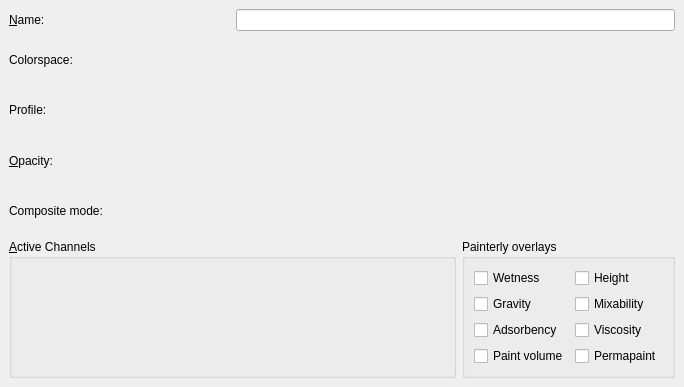
KDE/krita, file krita/ui/forms/wdglayerproperties.ui: the form before one commit.
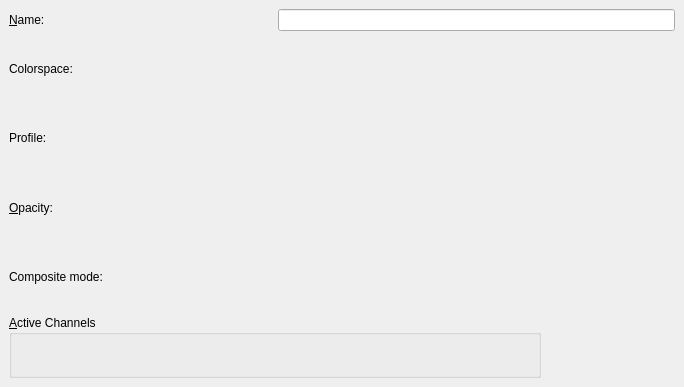
The form after the commit. Custom widgets are drawn as their Qt base class.

The edit to the form file:
```diff
--- a/krita/ui/forms/wdglayerproperties.ui
+++ b/krita/ui/forms/wdglayerproperties.ui
@@ -10,22 +10,10 @@
    </rect>
   </property>
   <layout class="QGridLayout" >
-   <property name="leftMargin" >
+   <property name="margin" >
     <number>9</number>
    </property>
-   <property name="topMargin" >
-    <number>9</number>
-   </property>
-   <property name="rightMargin" >
-    <number>9</number>
-   </property>
-   <property name="bottomMargin" >
-    <number>9</number>
-   </property>
-   <property name="horizontalSpacing" >
-    <number>6</number>
-   </property>
-   <property name="verticalSpacing" >
+   <property name="spacing" >
     <number>6</number>
    </property>
    <item row="0" column="0" colspan="2" >
@@ -97,113 +85,6 @@
      </property>
     </widget>
    </item>
-   <item row="5" column="4" >
-    <widget class="QGroupBox" name="groupBox" >
-     <property name="title" >
-      <string>Painterly overlays</string>
-     </property>
-     <layout class="QGridLayout" >
-      <property name="leftMargin" >
-       <number>9</number>
-      </property>
-      <property name="topMargin" >
-       <number>9</number>
-      </property>
-      <property name="rightMargin" >
-       <number>9</number>
-      </property>
-      <property name="bottomMargin" >
-       <number>9</number>
-      </property>
-      <property name="horizontalSpacing" >
-       <number>6</number>
-      </property>
-      <property name="verticalSpacing" >
-       <number>6</number>
-      </property>
-      <item row="0" column="0" >
-       <widget class="QCheckBox" name="chkWetness" >
-        <property name="toolTip" >
-         <string>Keeps track of how much liquid there's on the paper.</string>
-        </property>
-        <property name="text" >
-         <string>Wetness</string>
-        </property>
-       </widget>
-      </item>
-      <item row="0" column="1" >
-       <widget class="QCheckBox" name="chkHeight" >
-        <property name="toolTip" >
-         <string>Represents the texture of your canvas</string>
-        </property>
-        <property name="text" >
-         <string>Height</string>
-        </property>
-       </widget>
-      </item>
-      <item row="1" column="0" >
-       <widget class="QCheckBox" name="chkGravity" >
-        <property name="toolTip" >
-         <string>Direction and strength of the gravity -- determines which way your wet paint flows</string>
-        </property>
-        <property name="text" >
-         <string>Gravity</string>
-        </property>
-       </widget>
-      </item>
-      <item row="1" column="1" >
-       <widget class="QCheckBox" name="chkMixability" >
-        <property name="toolTip" >
-         <string>How well the colors mix with other colors</string>
-        </property>
-        <property name="text" >
-         <string>Mixability</string>
-        </property>
-       </widget>
-      </item>
-      <item row="2" column="0" >
-       <widget class="QCheckBox" name="chkAdsorbency" >
-        <property name="toolTip" >
-         <string>Determines how fast your wet paint is adsorbed into the paper</string>
-        </property>
-        <property name="text" >
-         <string>Adsorbency</string>
-        </property>
-       </widget>
-      </item>
-      <item row="2" column="1" >
-       <widget class="QCheckBox" name="chkViscosity" >
-        <property name="toolTip" >
-         <string>How sticky your paint is.</string>
-        </property>
-        <property name="text" >
-         <string>Viscosity</string>
-        </property>
-       </widget>
-      </item>
-      <item row="3" column="0" >
-       <widget class="QCheckBox" name="chkVolume" >
-        <property name="toolTip" >
-         <string>Keeps track of the build-up of material</string>
-        </property>
-        <property name="text" >
-         <string>Paint volume</string>
-        </property>
-       </widget>
-      </item>
-      <item row="3" column="1" >
-       <widget class="QCheckBox" name="chkPermaDry" >
-        <property name="toolTip" >
-         <string>A second layer for completely dry and unerasable paint</string>
-        </property>
-        <property name="text" >
-         <string>Permapaint</string>
-        </property>
-       </widget>
-      </item>
-     </layout>
-    </widget>
-   </item>
   </layout>
  </widget>
  <layoutdefault spacing="6" margin="11" />
```
